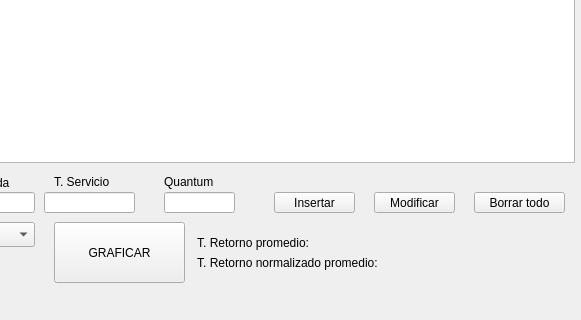
First picture: the form in Planificador/mainwindow.ui, repository lamlemonpie/SO, before the edit; both pictures show x 716 to 1297 and y 138 to 458 of the 1297 by 458 pixel window.
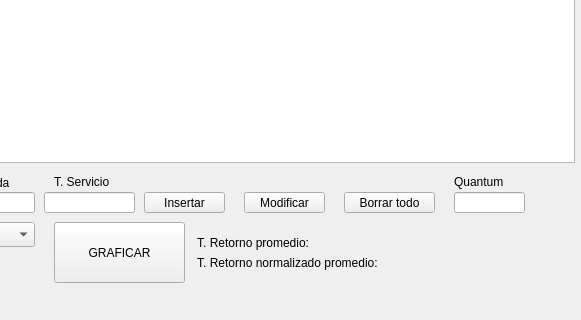
Second picture: the form after the edit. Custom widgets are drawn as their Qt base class.

Commit message: RoundRobin Cuadro

The edit to the form file:
```diff
--- a/Planificador/mainwindow.ui
+++ b/Planificador/mainwindow.ui
@@ -27,7 +27,7 @@
    <widget class="QPushButton" name="pushButton">
     <property name="geometry">
      <rect>
-      <x>990</x>
+      <x>860</x>
       <y>330</y>
       <width>81</width>
       <height>21</height>
@@ -99,7 +99,7 @@
    <widget class="QPushButton" name="pushButton_3">
     <property name="geometry">
      <rect>
-      <x>1190</x>
+      <x>1060</x>
       <y>330</y>
       <width>91</width>
       <height>21</height>
@@ -135,7 +135,7 @@
    <widget class="QPushButton" name="pushButton_4">
     <property name="geometry">
      <rect>
-      <x>1090</x>
+      <x>960</x>
       <y>330</y>
       <width>81</width>
       <height>21</height>
@@ -266,7 +266,7 @@
    <widget class="QLineEdit" name="lineEdit_4">
     <property name="geometry">
      <rect>
-      <x>880</x>
+      <x>1170</x>
       <y>330</y>
       <width>71</width>
       <height>21</height>
@@ -279,7 +279,7 @@
    <widget class="QLabel" name="label_6">
     <property name="geometry">
      <rect>
-      <x>880</x>
+      <x>1170</x>
       <y>310</y>
       <width>71</width>
       <height>20</height>
```
The commit also changes 2 other files.
